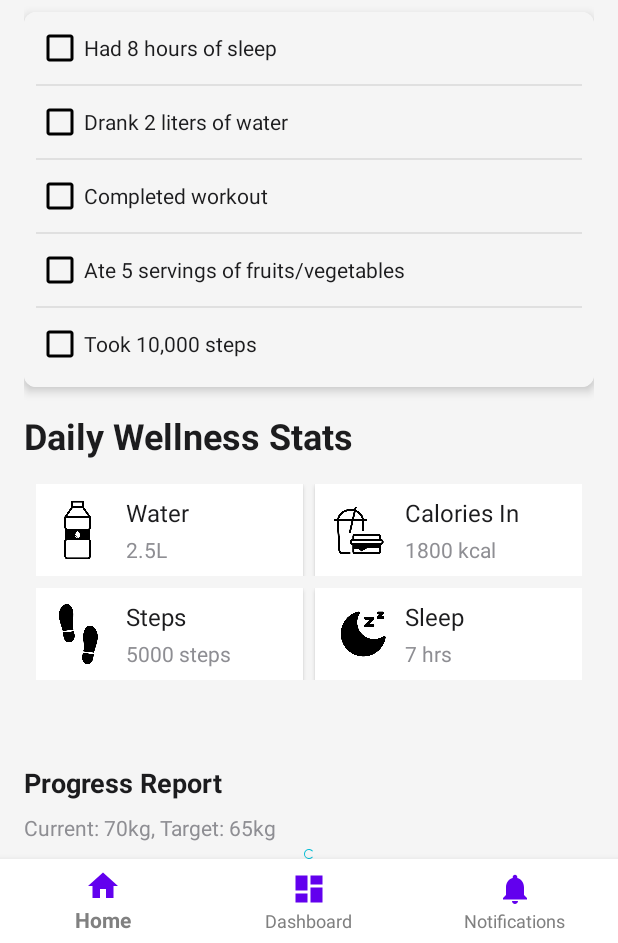
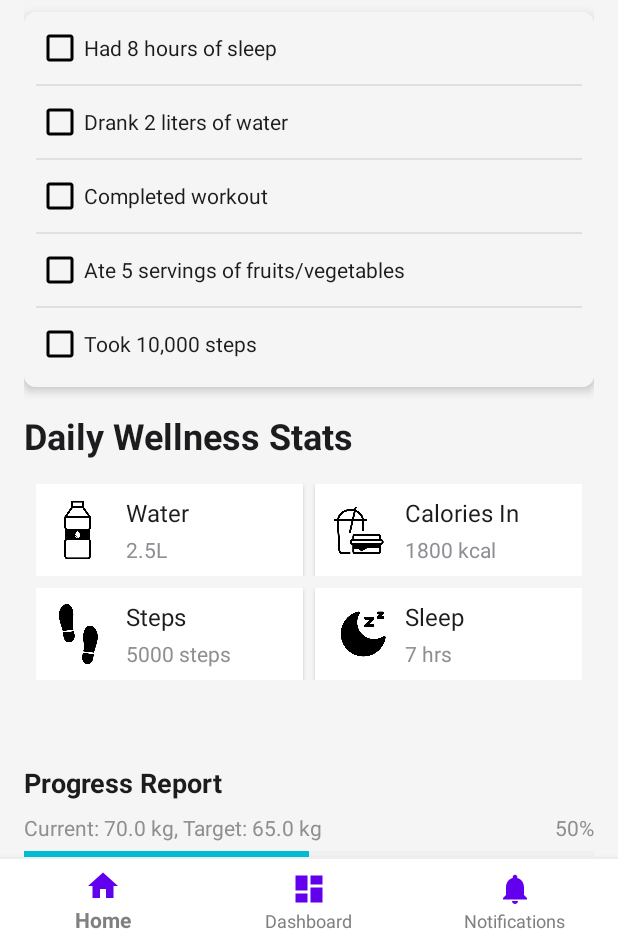
Before and after one commit to shashanksp04/WellnessCheck-P2, an Android app: the screen it shows after launch (MainActivity), on a phone screen of 412 x 824 dp, the part 293-1236 px from its top. Run offline under Robolectric (Android 15) with nearby library versions, the phone set to English and light mode, and no system bars; our stand-ins replace navigation-ui.

Commit message:
Screen 1 finalized

```diff
--- a/app/src/main/java/com/example/wellnesscheck/ui/home/HomeFragment.kt
+++ b/app/src/main/java/com/example/wellnesscheck/ui/home/HomeFragment.kt
@@ -16,6 +16,10 @@ class HomeFragment : Fragment() {
     private lateinit var caloriesTextView: TextView
     private lateinit var progressWeightBar: ProgressBar
     private lateinit var progressCalorieBar: ProgressBar
+    private lateinit var weightTextView : TextView
+    private lateinit var caloriesView : TextView
+    private lateinit var weightPercent : TextView
+    private lateinit var caloriesPercent : TextView
 
     override fun onCreateView(
         inflater: LayoutInflater, container: ViewGroup?,
@@ -28,13 +32,44 @@ class HomeFragment : Fragment() {
         caloriesTextView = root.findViewById(R.id.caloriesTextView)
         progressWeightBar = root.findViewById(R.id.progressWeightBar)
         progressCalorieBar = root.findViewById(R.id.progressCalorieBar)
+        weightTextView = root.findViewById(R.id.weightTextGoal)
+        caloriesView = root.findViewById(R.id.calorieGoalText)
+        weightPercent = root.findViewById(R.id.weightPercentageTextView)
+        caloriesPercent = root.findViewById(R.id.caloriePercentageTextView)
 
         // Set initial values (you can change these based on dynamic data)
         waterTextView.text = "2.5L"
         caloriesTextView.text = "1800 kcal"
-        progressWeightBar.progress = 25
-        progressCalorieBar.progress = 25
+        // Example data for current and target weights and calorie goals
+        val currentWeight = 70.0 // kg
+        val targetWeight = 65.0 // kg
+        val startingWeight = 75.0 // kg (example starting weight)
+
+        val currentCalories = 1000 // kcal consumed today
+        val dailyCalorieGoal = 1500 // kcal goal
+
+        // Calculate weight progress as a percentage of target weight loss achieved
+        val weightProgress = calculateWeightProgress(currentWeight, targetWeight, startingWeight)
+        progressWeightBar.progress = weightProgress
+        weightPercent.text = "$weightProgress%"
+        weightTextView.text = "Current: $currentWeight kg, Target: $targetWeight kg"
+
+        // Calculate calorie progress as a percentage of daily goal achieved
+        val calorieProgress = calculateCalorieProgress(currentCalories, dailyCalorieGoal)
+        progressCalorieBar.progress = calorieProgress
+        caloriesPercent.text = "$calorieProgress%"
+        caloriesView.text = "Daily goal: $dailyCalorieGoal"
 
         return root
     }
+
+    private fun calculateWeightProgress(currentWeight: Double, targetWeight: Double, startingWeight: Double): Int {
+        val totalLossNeeded = startingWeight - targetWeight
+        val currentLossAchieved = startingWeight - currentWeight
+        return ((currentLossAchieved / totalLossNeeded) * 100).toInt()
+    }
+
+    private fun calculateCalorieProgress(currentCalories: Int, dailyGoal: Int): Int {
+        return ((currentCalories.toDouble() / dailyGoal) * 100).toInt()
+    }
 }
--- a/app/src/main/res/layout/fragment_home.xml
+++ b/app/src/main/res/layout/fragment_home.xml
@@ -374,17 +374,34 @@
             android:textColor="@color/textColorPrimary"
             android:layout_marginTop="24dp"
             android:layout_marginBottom="8dp" />
+        <!-- Weight Progress -->
+        <LinearLayout
+            android:layout_width="match_parent"
+            android:layout_height="wrap_content"
+            android:orientation="horizontal"
+            android:gravity="center_vertical">
 
-        <!-- Progress Report Details and Bars -->
             <TextView
-            android:layout_width="wrap_content"
+                android:id="@+id/weightTextGoal"
+                android:layout_width="0dp"
                 android:layout_height="wrap_content"
                 android:text="Current: 70kg, Target: 65kg"
                 android:textSize="14sp"
+                android:textColor="@color/textColorSecondary"
+                android:layout_weight="1" />
+
+            <TextView
+                android:id="@+id/weightPercentageTextView"
+                android:layout_width="wrap_content"
+                android:layout_height="wrap_content"
+                android:text="25%"
+                android:textSize="14sp"
                 android:textColor="@color/textColorSecondary" />
+        </LinearLayout>
 
         <ProgressBar
             android:id="@+id/progressWeightBar"
+            style="?android:attr/progressBarStyleHorizontal"
             android:layout_width="match_parent"
             android:layout_height="8dp"
             android:progress="25"
@@ -394,22 +411,39 @@
             android:layout_marginTop="4dp"
             android:layout_marginBottom="16dp" />
 
+        <!-- Calorie Progress -->
+        <LinearLayout
+            android:layout_width="match_parent"
+            android:layout_height="wrap_content"
+            android:orientation="horizontal"
+            android:gravity="center_vertical">
+
             <TextView
-            android:layout_width="wrap_content"
+                android:id="@+id/calorieGoalText"
+                android:layout_width="0dp"
                 android:layout_height="wrap_content"
                 android:text="Daily Goal: 500 kcal"
                 android:textSize="14sp"
+                android:textColor="@color/textColorSecondary"
+                android:layout_weight="1" />
+
+            <TextView
+                android:id="@+id/caloriePercentageTextView"
+                android:layout_width="wrap_content"
+                android:layout_height="wrap_content"
+                android:text="25%"
+                android:textSize="14sp"
                 android:textColor="@color/textColorSecondary" />
+        </LinearLayout>
 
         <ProgressBar
             android:id="@+id/progressCalorieBar"
+            style="?android:attr/progressBarStyleHorizontal"
             android:layout_width="match_parent"
             android:layout_height="8dp"
-            android:layout_marginTop="4dp"
+            android:progress="25"
             android:max="100"
-            android:progress="25"
-            android:progressBackgroundTint="@color/progressBackground"
-            android:progressTint="@color/accentColor" />
-
+            android:progressTint="@color/accentColor"
+            android:progressBackgroundTint="@color/progressBackground" />
     </LinearLayout>
 </ScrollView>
```
Lines whose indentation alone changed are shown as unchanged.
